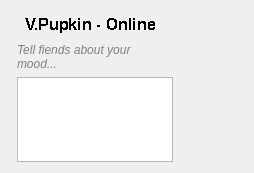
Qt form src/plugins/statuschanger/statuswidget.ui (silvansky/Contacts) before a commit.
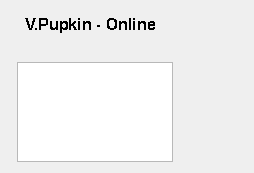
The same form after that commit. Custom widgets are drawn as their Qt base class.

```diff
--- a/src/plugins/statuschanger/statuswidget.ui
+++ b/src/plugins/statuschanger/statuswidget.ui
@@ -51,6 +51,12 @@
      </item>
      <item row="1" column="1">
       <widget class="QLabel" name="moodLabel">
+       <property name="sizePolicy">
+        <sizepolicy hsizetype="Preferred" vsizetype="Minimum">
+         <horstretch>0</horstretch>
+         <verstretch>0</verstretch>
+        </sizepolicy>
+       </property>
        <property name="cursor">
         <cursorShape>PointingHandCursor</cursorShape>
        </property>
@@ -60,7 +66,17 @@
 }</string>
        </property>
        <property name="text">
-        <string>&lt;i&gt;&lt;font color=grey&gt;Tell fiends about your mood...&lt;/font&gt;&lt;/i&gt;</string>
+        <string>&lt;!DOCTYPE HTML PUBLIC &quot;-//W3C//DTD HTML 4.0//EN&quot; &quot;http://www.w3.org/TR/REC-html40/strict.dtd&quot;&gt;
+&lt;html&gt;&lt;head&gt;&lt;meta name=&quot;qrichtext&quot; content=&quot;1&quot; /&gt;&lt;style type=&quot;text/css&quot;&gt;
+p, li { white-space: pre-wrap; }
+&lt;/style&gt;&lt;/head&gt;&lt;body style=&quot; font-family:'MS Shell Dlg 2'; font-size:8.25pt; font-weight:400; font-style:normal;&quot;&gt;
+&lt;p style=&quot;-qt-paragraph-type:empty; margin-top:0px; margin-bottom:0px; margin-left:0px; margin-right:0px; -qt-block-indent:0; text-indent:0px; font-size:8pt;&quot;&gt;&lt;/p&gt;&lt;/body&gt;&lt;/html&gt;</string>
+       </property>
+       <property name="scaledContents">
+        <bool>true</bool>
+       </property>
+       <property name="alignment">
+        <set>Qt::AlignLeading|Qt::AlignLeft|Qt::AlignTop</set>
        </property>
        <property name="wordWrap">
         <bool>true</bool>
```
Left out of the diff: 3 changed lines with no effect on the pictures.
